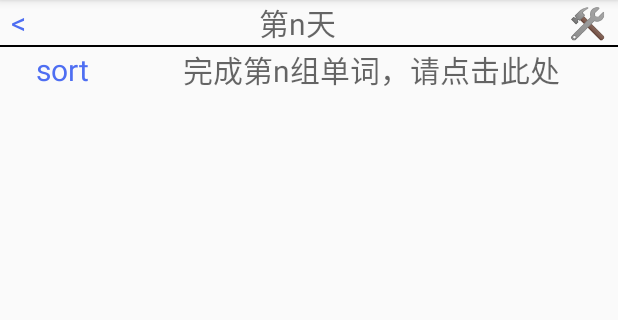
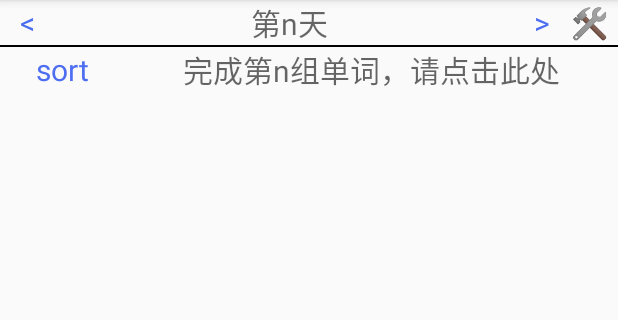
Before and after one commit to TheMostCai/WordAssistant, an Android app: the screen it shows after launch (MainActivity), on a phone screen of 412 x 824 dp, the part 84-404 px from its top. Run offline under Robolectric (Android 15) with nearby library versions, the phone set to English and light mode, and no system bars.

Commit message:
项目创建，activity_main.xml完成中 为activity_main.xml修复不能显示尖括号“<”的bug 为ListView的显示新增item.xml 完善activity_main.xml

```diff
--- a/app/src/main/res/layout/activity_main.xml
+++ b/app/src/main/res/layout/activity_main.xml
@@ -17,7 +17,7 @@
             android:layout_width="wrap_content"
             android:layout_height="wrap_content"
             android:layout_gravity="center"
-            android:layout_weight="1"
+            android:layout_weight="2"
             android:gravity="center"
             android:text="&lt;"
             android:textColor="#4E6EF2"
@@ -32,6 +32,17 @@
             android:gravity="center"
             android:hint="第n天"
             android:textColor="#000000"
+            android:textSize="20dp" />
+
+        <TextView
+            android:id="@+id/tv_front"
+            android:layout_width="wrap_content"
+            android:layout_height="wrap_content"
+            android:layout_gravity="center"
+            android:layout_weight="1"
+            android:gravity="center"
+            android:text="&gt;"
+            android:textColor="#4E6EF2"
             android:textSize="20dp" />
 
         <TextView
```
